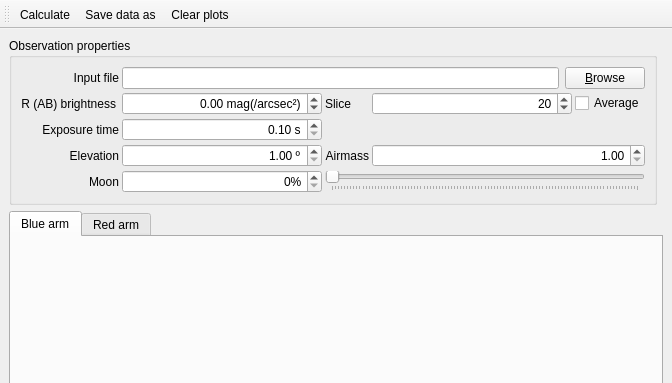
Old version of the form CalGUI/MainWindow.ui in the repository HARMONI-CAB/TARSIS-ETC; both pictures show x 0 to 672 and y 0 to 383 of the 672 by 600 pixel window.
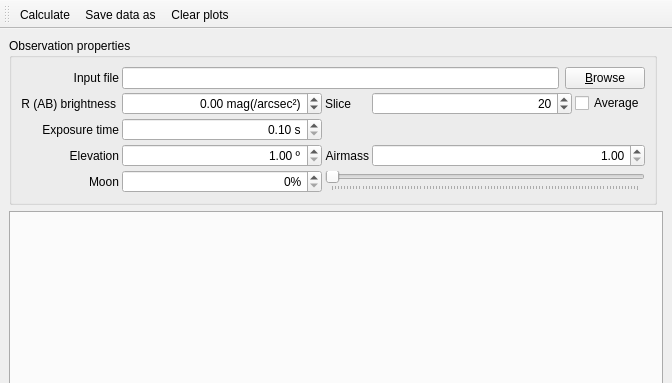
New version of the form. Icons and pictures are not drawn.

```diff
--- a/CalGUI/MainWindow.ui
+++ b/CalGUI/MainWindow.ui
@@ -304,16 +304,6 @@
       <property name="currentIndex">
        <number>0</number>
       </property>
-      <widget class="QWidget" name="tab">
-       <attribute name="title">
-        <string>Blue arm</string>
-       </attribute>
-      </widget>
-      <widget class="QWidget" name="tab_2">
-       <attribute name="title">
-        <string>Red arm</string>
-       </attribute>
-      </widget>
      </widget>
     </item>
    </layout>
```
Left out of the diff: 2 changed lines with no effect on the pictures.
